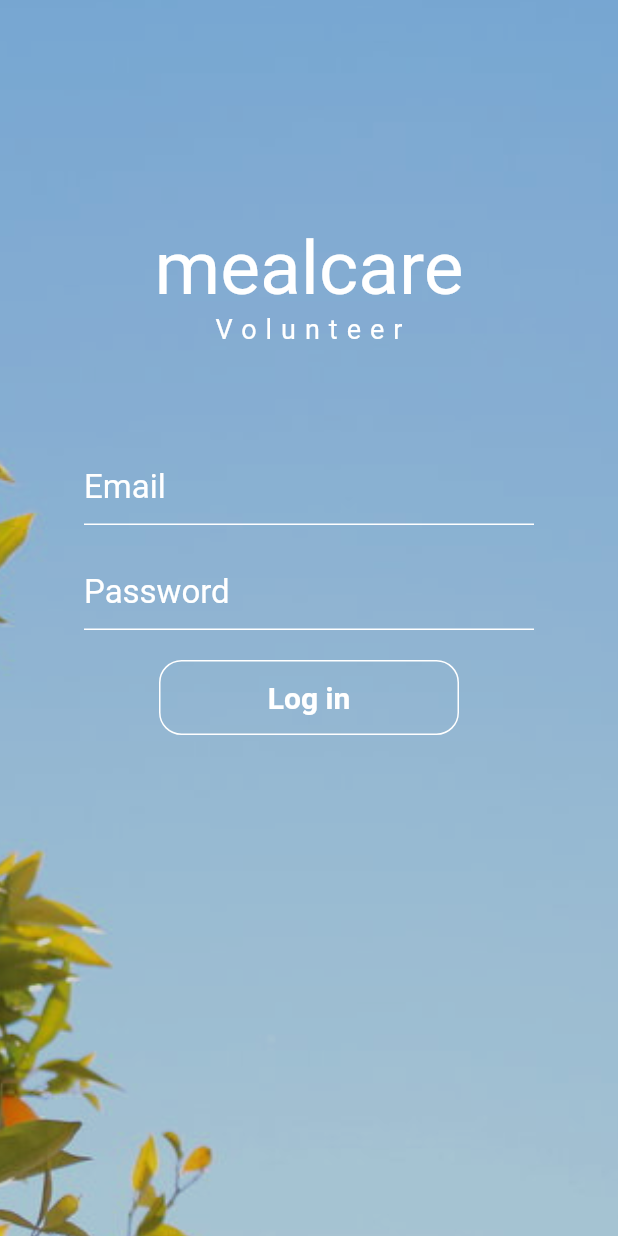
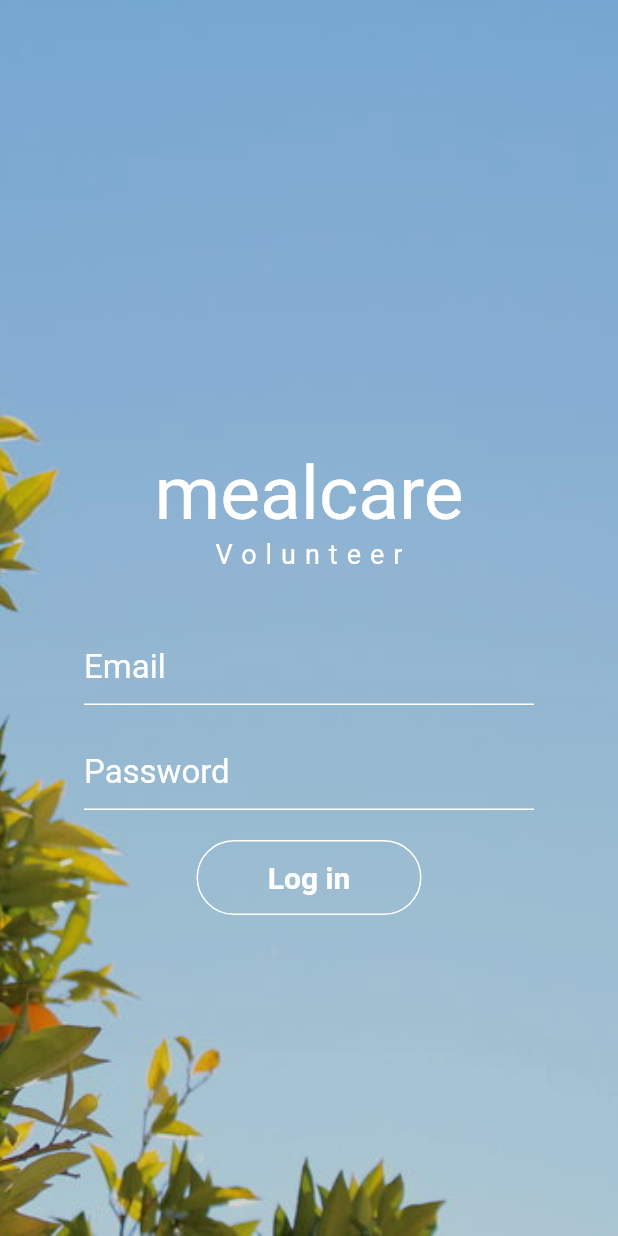
Before and after one commit to hack4impact-mcgill/MealCare, a Flutter app: the screen it shows after launch, on a phone screen of 412 x 824 dp. Run offline on Flutter 3.47's test engine with Material 2 defaults, Android fonts, the phone set to English and light mode, and no system bars.

Commit message:
Changed navigation to named routes, added routes, changed login page to be a single container, added a gesture detector

```diff
--- a/frontend/lib/main.dart
+++ b/frontend/lib/main.dart
@@ -1,17 +1,21 @@
 import 'package:flutter/material.dart';
+import 'package:frontend/pages/foodItemPage.dart';
 
 import './pages/loginPage.dart';
 
 void main() => runApp(MyApp());
 
 class MyApp extends StatelessWidget {
+
   @override
   Widget build(BuildContext context) {
     return MaterialApp(
-      title: 'Welcome to MealCare',
-      home: Scaffold(
-      body: LoginPage(),
-      ),
+      initialRoute: '/',
+      routes: {
+        '/':(context) => LoginPage(),
+        '/foodItemPage': (context) => FoodItemPage()
+      },
+      title: 'Welcome to MealCare'
     );
   }
 }
--- a/frontend/lib/pages/loginPage.dart
+++ b/frontend/lib/pages/loginPage.dart
@@ -3,6 +3,7 @@ import 'package:frontend/pages/formPage.dart';
 import 'package:frontend/widgets/customFlatButton.dart';
 import 'package:frontend/widgets/customTextField.dart';
 import './foodItemPage.dart';
+import 'dart:ui';
 
 class LoginPage extends StatefulWidget {
   @override
@@ -23,11 +24,11 @@ class _LoginPageState extends State<LoginPage> {
       print(username + " " + password);
 
       // missing authentication Logic.
-      Navigator.push(
-        context,
-        MaterialPageRoute(builder: (context) => FoodItemPage()),
-      );
+      Route route = MaterialPageRoute(builder: (context) => FoodItemPage());
+      Navigator.pushReplacementNamed(context, 'foodItemPage');
     }
+
+    var keyboardIsVisible = MediaQuery.of(context).viewInsets.bottom != 0;
 
     var email = new Container(
         margin: EdgeInsets.all(10),
@@ -66,19 +67,30 @@ class _LoginPageState extends State<LoginPage> {
           ),
         ));
 
-    return Center(
-      child: Scaffold(
+    return new Scaffold(
+          resizeToAvoidBottomPadding: false,
+          resizeToAvoidBottomInset: false,
           backgroundColor: Colors.transparent,
-        body: SingleChildScrollView(
+          body: new GestureDetector(
+            onTap: () {
+              FocusScope.of(context).unfocus();
+            },
             child: Container(
-            width: 900,
-            height: 900,
               decoration: BoxDecoration(
                   image: DecorationImage(
                       image: AssetImage("assets/bpic.png"),
-                    fit: BoxFit.fitHeight)),
-            child: Column(
+                      fit: BoxFit.cover)
+              ),
+              child: Stack(
                 children: <Widget>[
+                  AnimatedPositioned(
+                    duration: Duration(milliseconds: 200),
+                    top: keyboardIsVisible ? 0 : 150,
+                    bottom: 0,
+                    right: 0,
+                    left: 0,
+                    child:
+                      Column(children: <Widget>[
                           Center(
                             child: Container(
                               child: Text(
@@ -87,15 +99,18 @@ class _LoginPageState extends State<LoginPage> {
                                     color: Colors.white, fontSize: 50, letterSpacing: 0),
                               ),
                               padding: EdgeInsets.fromLTRB(20, 150, 20, 0),
-                )),
+                            )
+                          ),
                           Center(
                             child: Container(
-                      padding: EdgeInsets.fromLTRB(0, 0, 0, 60),
+                              padding: EdgeInsets.fromLTRB(0, 0, 0, 30),
                               child: Text("Volunteer",
                                   style: TextStyle(
                                       color: Colors.white,
                                       fontSize: 18,
-                              letterSpacing: 6))),
+                                      letterSpacing: 6)
+                              )
+                            )
                           ),
                           Center(
                             child: email,
@@ -110,9 +125,11 @@ class _LoginPageState extends State<LoginPage> {
                           ),
                         ],
                       ),
+                  )
+                ],
               ),
             ),
-      ),
+          )
       );
   }
 }
--- a/frontend/lib/widgets/customFlatButton.dart
+++ b/frontend/lib/widgets/customFlatButton.dart
@@ -23,12 +23,12 @@ class CFButton extends StatelessWidget {
   Widget build(BuildContext context) {
     var flatButton = new Container(
         margin: EdgeInsets.all(10),
-        width: 200,
-        height: 50,
+        width: width,
+        height: height,
         child: FlatButton(
 
           shape:
-              OutlineInputBorder(borderRadius: BorderRadius.circular(15),borderSide: BorderSide(color: Colors.white) ),
+              OutlineInputBorder(borderRadius: BorderRadius.circular(height/2),borderSide: BorderSide(color: Colors.white) ),
           onPressed: handler,
 
           textColor: Colors.white,
```
Also changed, not shown: frontend/lib/pages/foodItemPage.dart (+8 -1 lines), frontend/lib/widgets/sidebar.dart (+4 -8 lines). Lines whose indentation alone changed are shown as unchanged.
